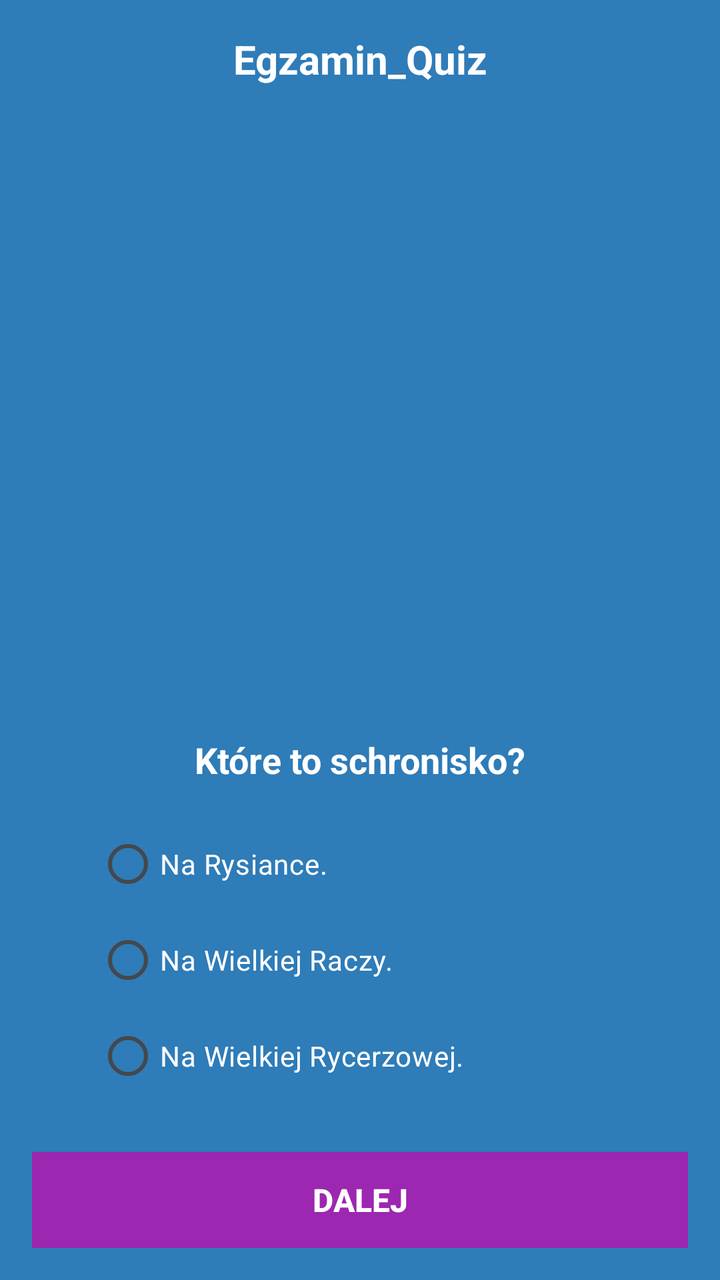
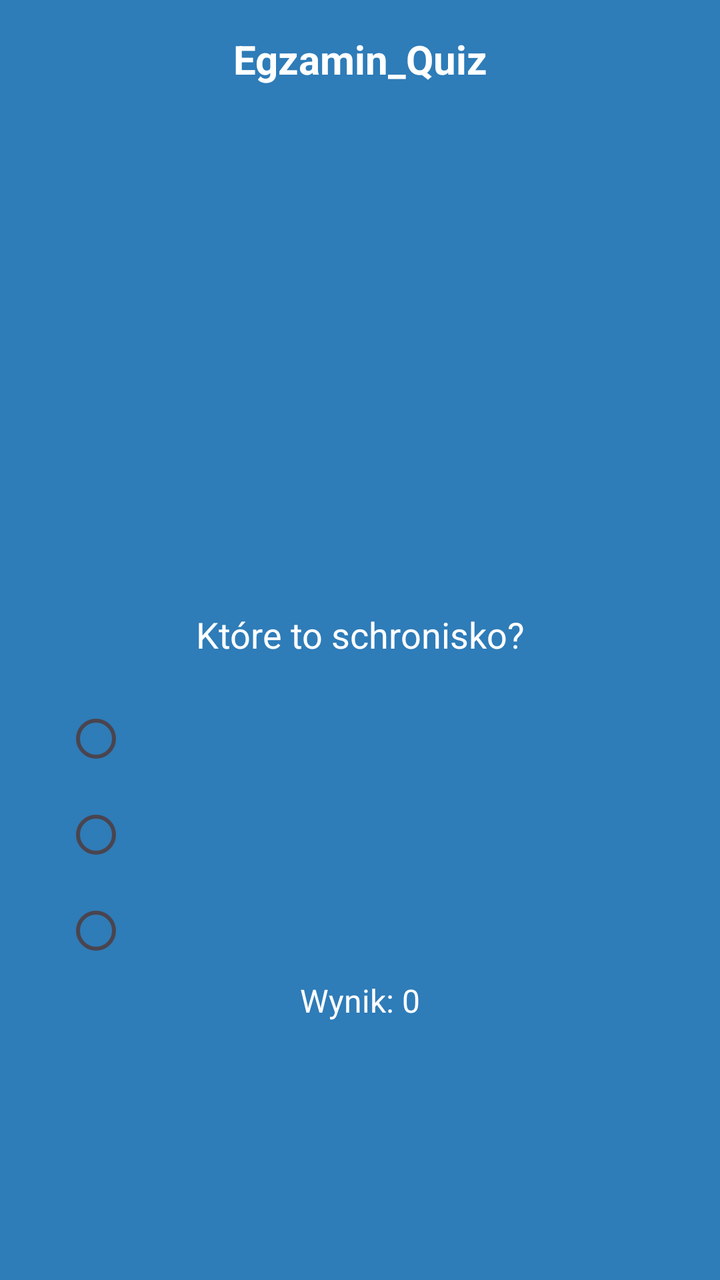

Compare the two renders of this Android layout. The source of the first and the diff that turns it into the second are given below.
<!-- AndroidManifest.xml: application theme Theme.KolejneFormularze -->
<!-- res/layout/activity_main.xml -->
<?xml version="1.0" encoding="utf-8"?>
<LinearLayout xmlns:android="http://schemas.android.com/apk/res/android"
    android:layout_width="match_parent"
    android:id="@+id/main"
    android:layout_height="match_parent"
    android:orientation="vertical"
    android:background="#2E7CB8"
    android:padding="16dp">

    <TextView
        android:layout_width="match_parent"
        android:layout_height="wrap_content"
        android:text="Egzamin_Quiz"
        android:textColor="@android:color/white"
        android:textSize="20sp"
        android:textStyle="bold"
        android:gravity="center"
        android:paddingBottom="16dp" />

    <ImageView
        android:id="@+id/question_image"
        android:layout_width="match_parent"
        android:layout_height="0dp"
        android:layout_weight="1"
        android:contentDescription="@string/question_image"
        android:scaleType="centerInside" />

    <TextView
        android:id="@+id/question_text"
        android:layout_width="match_parent"
        android:layout_height="wrap_content"
        android:text="Które to schronisko?"
        android:textColor="@android:color/white"
        android:textSize="18sp"
        android:textStyle="bold"
        android:gravity="center"
        android:paddingVertical="16dp" />

    <RadioGroup
        android:id="@+id/answers_radio_group"
        android:layout_width="match_parent"
        android:layout_height="wrap_content"
        android:orientation="vertical"
        android:paddingStart="32dp"
        android:paddingEnd="32dp">

        <RadioButton
            android:layout_width="match_parent"
            android:layout_height="wrap_content"
            android:text="Na Rysiance."
            android:textColor="@android:color/white"
            android:textSize="14sp"
            android:paddingVertical="8dp" />

        <RadioButton
            android:layout_width="match_parent"
            android:layout_height="wrap_content"
            android:text="Na Wielkiej Raczy."
            android:textColor="@android:color/white"
            android:textSize="14sp"
            android:paddingVertical="8dp" />

        <RadioButton
            android:layout_width="match_parent"
            android:layout_height="wrap_content"
            android:text="Na Wielkiej Rycerzowej."
            android:textColor="@android:color/white"
            android:textSize="14sp"
            android:paddingVertical="8dp" />

    </RadioGroup>

    <Button
        android:id="@+id/next_button"
        android:layout_width="match_parent"
        android:layout_height="wrap_content"
        android:text="DALEJ"
        android:textColor="@android:color/white"
        android:textSize="16sp"
        android:textStyle="bold"
        android:background="#9C27B0"
        android:layout_marginTop="24dp"
        android:paddingVertical="12dp" />

</LinearLayout>
<!-- resources referenced by this layout -->
<resources>
  <string name="question_image">Pytanie - Obraz</string>
  <style name="Theme.KolejneFormularze" parent="Base.Theme.KolejneFormularze" />
  <style name="Base.Theme.KolejneFormularze" parent="Theme.Material3.DayNight.NoActionBar">
          
          
      </style>
</resources>

<!-- the commit's change to res/layout/activity_main.xml (unified diff, before → after) -->
@@ -1,85 +1,102 @@
 <?xml version="1.0" encoding="utf-8"?>
 <LinearLayout xmlns:android="http://schemas.android.com/apk/res/android"
     android:layout_width="match_parent"
-    android:id="@+id/main"
     android:layout_height="match_parent"
     android:orientation="vertical"
     android:background="#2E7CB8"
-    android:padding="16dp">
+    android:padding="16dp"
+    android:id="@+id/main">
 
     <TextView
+        android:id="@+id/appTitle"
         android:layout_width="match_parent"
         android:layout_height="wrap_content"
         android:text="Egzamin_Quiz"
+        android:textSize="20sp"
         android:textColor="@android:color/white"
-        android:textSize="20sp"
         android:textStyle="bold"
         android:gravity="center"
         android:paddingBottom="16dp" />
 
     <ImageView
-        android:id="@+id/question_image"
+        android:id="@+id/questionImage"
+        android:layout_width="match_parent"
+        android:layout_marginTop="30dp"
+        android:layout_height="200dp"
+        android:scaleType="centerCrop"
+        android:contentDescription="Question Image" />
+
+    <TextView
+        android:id="@+id/questionText"
+        android:layout_width="match_parent"
+        android:layout_height="wrap_content"
+        android:text="Które to schronisko?"
+        android:textSize="18sp"
+        android:textColor="@android:color/white"
+        android:gravity="center"
+        android:paddingTop="16dp"
+        android:paddingBottom="16dp" />
+
+    <RadioGroup
+        android:id="@+id/radioGroup"
+        android:layout_width="match_parent"
+        android:layout_height="wrap_content"
+        android:paddingLeft="16dp">
+
+        <RadioButton
+            android:id="@+id/radioButtonA"
+            android:layout_width="match_parent"
+            android:layout_height="wrap_content"
+            android:textColor="@android:color/white"
+            android:textSize="14sp" />
+
+        <RadioButton
+            android:id="@+id/radioButtonB"
+            android:layout_width="match_parent"
+            android:layout_height="wrap_content"
+            android:textColor="@android:color/white"
+            android:textSize="14sp" />
+
+        <RadioButton
+            android:id="@+id/radioButtonC"
+            android:layout_width="match_parent"
+            android:layout_height="wrap_content"
+            android:textColor="@android:color/white"
+            android:textSize="14sp" />
+
+    </RadioGroup>
+
+    <LinearLayout
         android:layout_width="match_parent"
         android:layout_height="0dp"
         android:layout_weight="1"
-        android:contentDescription="@string/question_image"
-        android:scaleType="centerInside" />
+        android:gravity="bottom"
+        android:orientation="vertical"
+        android:paddingBottom="16dp">
 
-    <TextView
-        android:id="@+id/question_text"
-        android:layout_width="match_parent"
-        android:layout_height="wrap_content"
-        android:text="Które to schronisko?"
-        android:textColor="@android:color/white"
-        android:textSize="18sp"
-        android:textStyle="bold"
-        android:gravity="center"
-        android:paddingVertical="16dp" />
-
-    <RadioGroup
-        android:id="@+id/answers_radio_group"
-        android:layout_width="match_parent"
-        android:layout_height="wrap_content"
-        android:orientation="vertical"
-        android:paddingStart="32dp"
-        android:paddingEnd="32dp">
-
-        <RadioButton
+        <TextView
+            android:id="@+id/scoreText"
             android:layout_width="match_parent"
             android:layout_height="wrap_content"
-            android:text="Na Rysiance."
+            android:text="Wynik: 0"
             android:textColor="@android:color/white"
-            android:textSize="14sp"
-            android:paddingVertical="8dp" />
+            android:textSize="16sp"
+            android:gravity="center"
+            android:paddingBottom="16dp" />
 
-        <RadioButton
+        <Button
+            android:id="@+id/nextButton"
             android:layout_width="match_parent"
             android:layout_height="wrap_content"
-            android:text="Na Wielkiej Raczy."
+            android:text="DALEJ"
+            android:textSize="16sp"
+            android:textStyle="bold"
+            android:layout_marginBottom="80dp"
             android:textColor="@android:color/white"
-            android:textSize="14sp"
-            android:paddingVertical="8dp" />
+            android:backgroundTint="#9C27B0"
+            android:layout_marginLeft="64dp"
+            android:layout_marginRight="64dp" />
 
-        <RadioButton
-            android:layout_width="match_parent"
-            android:layout_height="wrap_content"
-            android:text="Na Wielkiej Rycerzowej."
-            android:textColor="@android:color/white"
-            android:textSize="14sp"
-            android:paddingVertical="8dp" />
-
-    </RadioGroup>
-
-    <Button
-        android:id="@+id/next_button"
-        android:layout_width="match_parent"
-        android:layout_height="wrap_content"
-        android:text="DALEJ"
-        android:textColor="@android:color/white"
-        android:textSize="16sp"
-        android:textStyle="bold"
-        android:background="#9C27B0"
-        android:layout_marginTop="24dp"
-        android:paddingVertical="12dp" />
+    </LinearLayout>
 
 </LinearLayout>
<!-- resource entries referenced after the edit -->
@@ -1,6 +1,5 @@
 <!-- resources referenced by this layout -->
 <resources>
-  <string name="question_image">Pytanie - Obraz</string>
   <style name="Theme.KolejneFormularze" parent="Base.Theme.KolejneFormularze" />
   <style name="Base.Theme.KolejneFormularze" parent="Theme.Material3.DayNight.NoActionBar">
           
